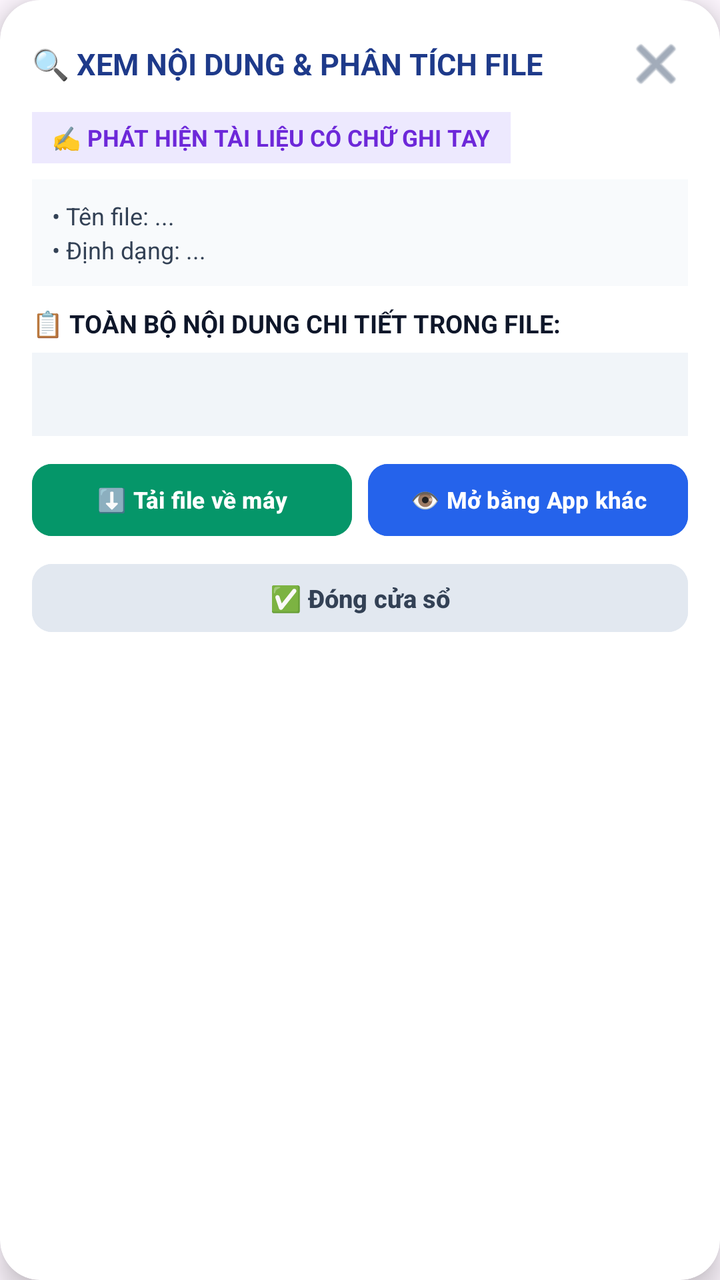
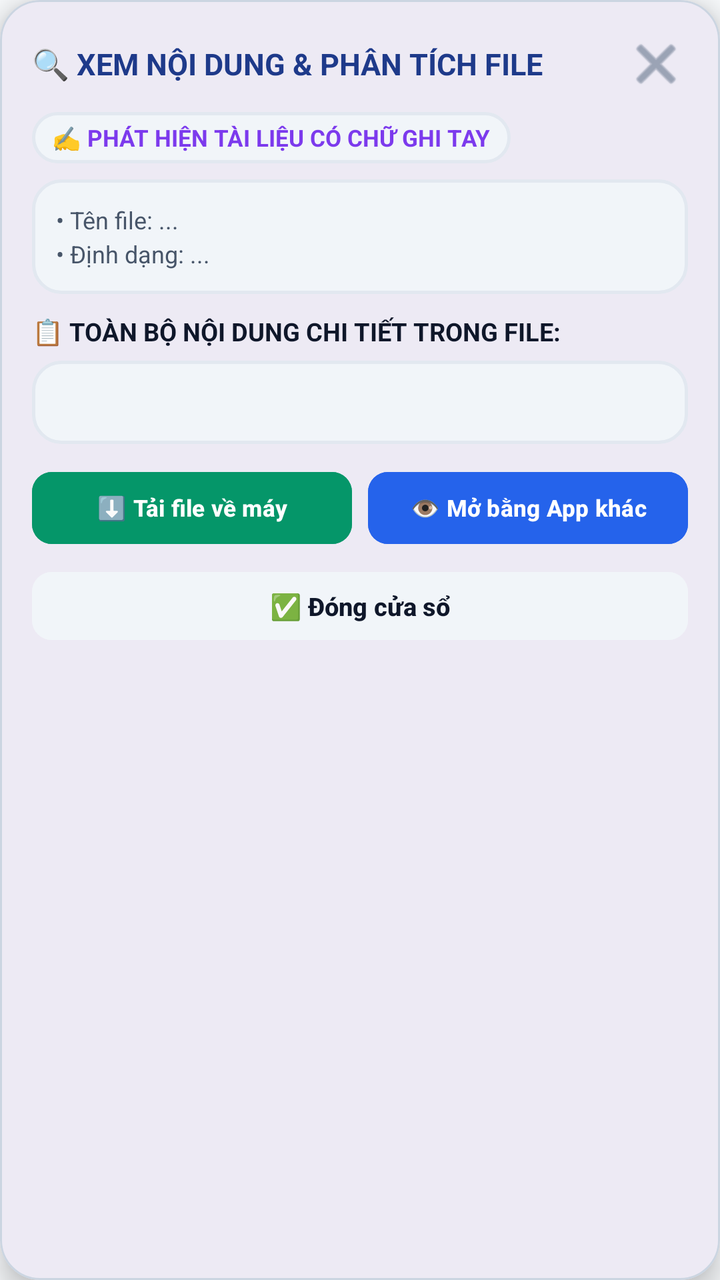

Before-and-after screenshots of an Android layout around one commit, followed by the original layout XML and the change that was made.
<!-- AndroidManifest.xml: application theme Theme.LectuPlan -->
<!-- res/layout/dialog_file_analysis_report.xml -->
<?xml version="1.0" encoding="utf-8"?>
<com.google.android.material.card.MaterialCardView
    xmlns:android="http://schemas.android.com/apk/res/android"
    xmlns:app="http://schemas.android.com/apk/res-auto"
    android:layout_width="match_parent"
    android:layout_height="wrap_content"
    app:cardCornerRadius="20dp"
    app:cardElevation="8dp"
    app:strokeWidth="0dp"
    app:cardBackgroundColor="#FFFFFF">

    <LinearLayout
        android:layout_width="match_parent"
        android:layout_height="wrap_content"
        android:orientation="vertical"
        android:padding="16dp">

        
        <LinearLayout
            android:layout_width="match_parent"
            android:layout_height="wrap_content"
            android:orientation="horizontal"
            android:gravity="center_vertical"
            android:layout_marginBottom="8dp">

            <TextView
                android:id="@+id/tvFileAnalysisTitle"
                android:layout_width="0dp"
                android:layout_height="wrap_content"
                android:layout_weight="1"
                android:text="🔍 XEM NỘI DUNG &amp; PHÂN TÍCH FILE"
                android:textSize="15sp"
                android:textStyle="bold"
                android:textColor="#1E3A8A" />

            <ImageButton
                android:id="@+id/btnCloseAnalysisTop"
                android:layout_width="32dp"
                android:layout_height="32dp"
                android:background="?android:attr/selectableItemBackgroundBorderless"
                android:contentDescription="Đóng"
                android:src="@android:drawable/ic_menu_close_clear_cancel"
                app:tint="#64748B" />
        </LinearLayout>

        
        <androidx.core.widget.NestedScrollView
            android:layout_width="match_parent"
            android:layout_height="0dp"
            android:layout_weight="1"
            android:fillViewport="true"
            android:scrollbars="vertical">

            <LinearLayout
                android:layout_width="match_parent"
                android:layout_height="wrap_content"
                android:orientation="vertical">

                
                <TextView
                    android:id="@+id/tvFileAnalysisBadge"
                    android:layout_width="wrap_content"
                    android:layout_height="wrap_content"
                    android:background="#EDE9FE"
                    android:paddingHorizontal="10dp"
                    android:paddingVertical="5dp"
                    android:text="✍️ PHÁT HIỆN TÀI LIỆU CÓ CHỮ GHI TAY"
                    android:textColor="#6D28D9"
                    android:textSize="11.5sp"
                    android:textStyle="bold"
                    android:layout_marginBottom="8dp" />

                
                <LinearLayout
                    android:layout_width="match_parent"
                    android:layout_height="wrap_content"
                    android:orientation="vertical"
                    android:background="#F8FAFC"
                    android:padding="10dp"
                    android:layout_marginBottom="10dp">

                    <TextView
                        android:id="@+id/tvFileAnalysisMeta"
                        android:layout_width="match_parent"
                        android:layout_height="wrap_content"
                        android:text="• Tên file: ...\n• Định dạng: ..."
                        android:textColor="#334155"
                        android:textSize="12sp"
                        android:lineSpacingExtra="3dp" />
                </LinearLayout>

                
                <LinearLayout
                    android:id="@+id/layoutFileVisualPreview"
                    android:layout_width="match_parent"
                    android:layout_height="wrap_content"
                    android:orientation="vertical"
                    android:visibility="gone"
                    android:layout_marginBottom="10dp" />

                <TextView
                    android:layout_width="match_parent"
                    android:layout_height="wrap_content"
                    android:text="📋 TOÀN BỘ NỘI DUNG CHI TIẾT TRONG FILE:"
                    android:textColor="#0F172A"
                    android:textSize="12.5sp"
                    android:textStyle="bold"
                    android:layout_marginBottom="6dp" />

                <LinearLayout
                    android:layout_width="match_parent"
                    android:layout_height="wrap_content"
                    android:background="#F1F5F9"
                    android:padding="12dp">

                    <TextView
                        android:id="@+id/tvFileAnalysisContent"
                        android:layout_width="match_parent"
                        android:layout_height="wrap_content"
                        android:textColor="#0F172A"
                        android:textSize="13sp"
                        android:textIsSelectable="true"
                        android:lineSpacingExtra="4dp" />
                </LinearLayout>
            </LinearLayout>
        </androidx.core.widget.NestedScrollView>

        
        <LinearLayout
            android:layout_width="match_parent"
            android:layout_height="wrap_content"
            android:orientation="horizontal"
            android:layout_marginTop="10dp">

            <Button
                android:id="@+id/btnDownloadFileReport"
                android:layout_width="0dp"
                android:layout_height="wrap_content"
                android:minHeight="44dp"
                android:layout_weight="1"
                android:text="⬇️ Tải file về máy"
                android:textColor="#FFFFFF"
                android:backgroundTint="#059669"
                android:textSize="11.5sp"
                android:textStyle="bold"
                android:paddingHorizontal="6dp"
                app:cornerRadius="10dp" />

            <Button
                android:id="@+id/btnOpenExternalReport"
                android:layout_width="0dp"
                android:layout_height="wrap_content"
                android:minHeight="44dp"
                android:layout_weight="1"
                android:layout_marginStart="8dp"
                android:text="👁️ Mở bằng App khác"
                android:textColor="#FFFFFF"
                android:backgroundTint="#2563EB"
                android:textSize="11.5sp"
                android:textStyle="bold"
                android:paddingHorizontal="6dp"
                app:cornerRadius="10dp" />
        </LinearLayout>

        <Button
            android:id="@+id/btnCloseAnalysisBottom"
            android:layout_width="match_parent"
            android:layout_height="wrap_content"
            android:minHeight="42dp"
            android:layout_marginTop="6dp"
            android:text="✅ Đóng cửa sổ"
            android:textColor="#334155"
            android:backgroundTint="#E2E8F0"
            android:textSize="12.5sp"
            android:textStyle="bold"
            app:cornerRadius="10dp" />

    </LinearLayout>
</com.google.android.material.card.MaterialCardView>
<!-- resources referenced by this layout -->
<resources>
  <style name="Theme.LectuPlan" parent="Base.Theme.LectuPlan" />
  <style name="Base.Theme.LectuPlan" parent="Theme.Material3.DayNight.NoActionBar">
          
          <item name="android:windowLightStatusBar" tools:targetApi="23">true</item>
          <item name="android:windowLightNavigationBar" tools:targetApi="27">true</item>
      </style>
</resources>

<!-- the commit's change to res/layout/dialog_file_analysis_report.xml (unified diff, before → after) -->
@@ -6,8 +6,9 @@
     android:layout_height="wrap_content"
     app:cardCornerRadius="20dp"
     app:cardElevation="8dp"
-    app:strokeWidth="0dp"
-    app:cardBackgroundColor="#FFFFFF">
+    app:strokeWidth="1dp"
+    app:strokeColor="@color/border_default"
+    app:cardBackgroundColor="@color/surface_card">
 
     <LinearLayout
         android:layout_width="match_parent"
@@ -31,7 +32,7 @@
                 android:text="🔍 XEM NỘI DUNG &amp; PHÂN TÍCH FILE"
                 android:textSize="15sp"
                 android:textStyle="bold"
-                android:textColor="#1E3A8A" />
+                android:textColor="@color/tab_header_title" />
 
             <ImageButton
                 android:id="@+id/btnCloseAnalysisTop"
@@ -40,7 +41,7 @@
                 android:background="?android:attr/selectableItemBackgroundBorderless"
                 android:contentDescription="Đóng"
                 android:src="@android:drawable/ic_menu_close_clear_cancel"
-                app:tint="#64748B" />
+                app:tint="@color/nav_item_unselected_tint" />
         </LinearLayout>
 
         
@@ -61,11 +62,11 @@
                     android:id="@+id/tvFileAnalysisBadge"
                     android:layout_width="wrap_content"
                     android:layout_height="wrap_content"
-                    android:background="#EDE9FE"
+                    android:background="@drawable/bg_search_input"
                     android:paddingHorizontal="10dp"
                     android:paddingVertical="5dp"
                     android:text="✍️ PHÁT HIỆN TÀI LIỆU CÓ CHỮ GHI TAY"
-                    android:textColor="#6D28D9"
+                    android:textColor="@color/accent_purple"
                     android:textSize="11.5sp"
                     android:textStyle="bold"
                     android:layout_marginBottom="8dp" />
@@ -74,9 +75,9 @@
                 <LinearLayout
                     android:layout_width="match_parent"
                     android:layout_height="wrap_content"
+                    android:background="@drawable/bg_search_input"
                     android:orientation="vertical"
-                    android:background="#F8FAFC"
-                    android:padding="10dp"
+                    android:padding="12dp"
                     android:layout_marginBottom="10dp">
 
                     <TextView
@@ -84,7 +85,7 @@
                         android:layout_width="match_parent"
                         android:layout_height="wrap_content"
                         android:text="• Tên file: ...\n• Định dạng: ..."
-                        android:textColor="#334155"
+                        android:textColor="@color/text_secondary"
                         android:textSize="12sp"
                         android:lineSpacingExtra="3dp" />
                 </LinearLayout>
@@ -102,7 +103,7 @@
                     android:layout_width="match_parent"
                     android:layout_height="wrap_content"
                     android:text="📋 TOÀN BỘ NỘI DUNG CHI TIẾT TRONG FILE:"
-                    android:textColor="#0F172A"
+                    android:textColor="@color/text_primary"
                     android:textSize="12.5sp"
                     android:textStyle="bold"
                     android:layout_marginBottom="6dp" />
@@ -110,14 +111,14 @@
                 <LinearLayout
                     android:layout_width="match_parent"
                     android:layout_height="wrap_content"
-                    android:background="#F1F5F9"
+                    android:background="@drawable/bg_search_input"
                     android:padding="12dp">
 
                     <TextView
                         android:id="@+id/tvFileAnalysisContent"
                         android:layout_width="match_parent"
                         android:layout_height="wrap_content"
-                        android:textColor="#0F172A"
+                        android:textColor="@color/text_primary"
                         android:textSize="13sp"
                         android:textIsSelectable="true"
                         android:lineSpacingExtra="4dp" />
@@ -169,8 +170,8 @@
             android:minHeight="42dp"
             android:layout_marginTop="6dp"
             android:text="✅ Đóng cửa sổ"
-            android:textColor="#334155"
-            android:backgroundTint="#E2E8F0"
+            android:textColor="@color/text_primary"
+            android:backgroundTint="@color/surface_card_secondary"
             android:textSize="12.5sp"
             android:textStyle="bold"
             app:cornerRadius="10dp" />
<!-- resource entries referenced after the edit -->
@@ -1,10 +1,35 @@
 <!-- resources referenced by this layout -->
 <resources>
+  <color name="accent_purple">#7C3AED</color>
+  <color name="border_default">#CBD5E1</color>
+  <color name="nav_item_unselected_tint">#64748B</color>
+  <color name="surface_card">#FFFFFF</color>
+  <color name="surface_card_secondary">#F1F5F9</color>
+  <color name="tab_header_title">#1E3A8A</color>
+  <color name="text_primary">#0F172A</color>
+  <color name="text_secondary">#475569</color>
+  <!-- drawable bg_search_input (drawable) -->
+  <?xml version="1.0" encoding="utf-8"?>
+  <shape xmlns:android="http://schemas.android.com/apk/res/android"
+      android:shape="rectangle">
+      <solid android:color="@color/surface_card_secondary" />
+      <corners android:radius="14dp" />
+      <stroke
+          android:width="1.5dp"
+          android:color="@color/border_subtle" />
+  </shape>
   <style name="Theme.LectuPlan" parent="Base.Theme.LectuPlan" />
+  <color name="border_subtle">#E2E8F0</color>
   <style name="Base.Theme.LectuPlan" parent="Theme.Material3.DayNight.NoActionBar">
+          <item name="android:windowBackground">@color/window_background</item>
+          <item name="colorSurface">@color/surface_card</item>
+          <item name="colorOnSurface">@color/text_primary</item>
+          <item name="colorSurfaceVariant">@color/surface_card_secondary</item>
+          <item name="colorOnSurfaceVariant">@color/text_secondary</item>
           
           <item name="android:windowLightStatusBar" tools:targetApi="23">true</item>
           <item name="android:windowLightNavigationBar" tools:targetApi="27">true</item>
       </style>
+  <color name="window_background">#F8FAFC</color>
 </resources>
 
